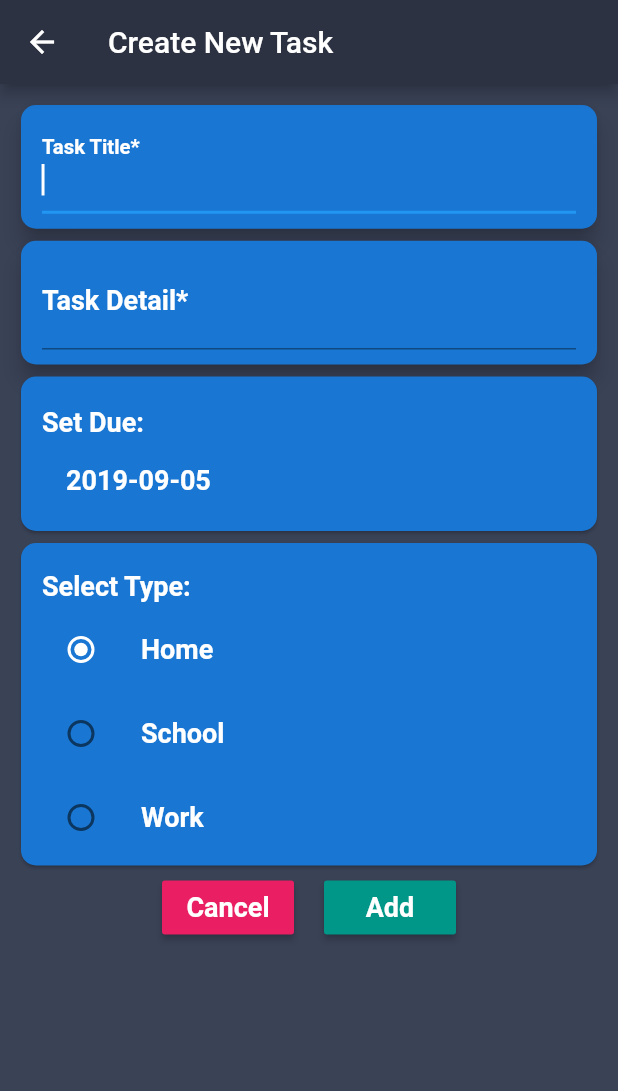
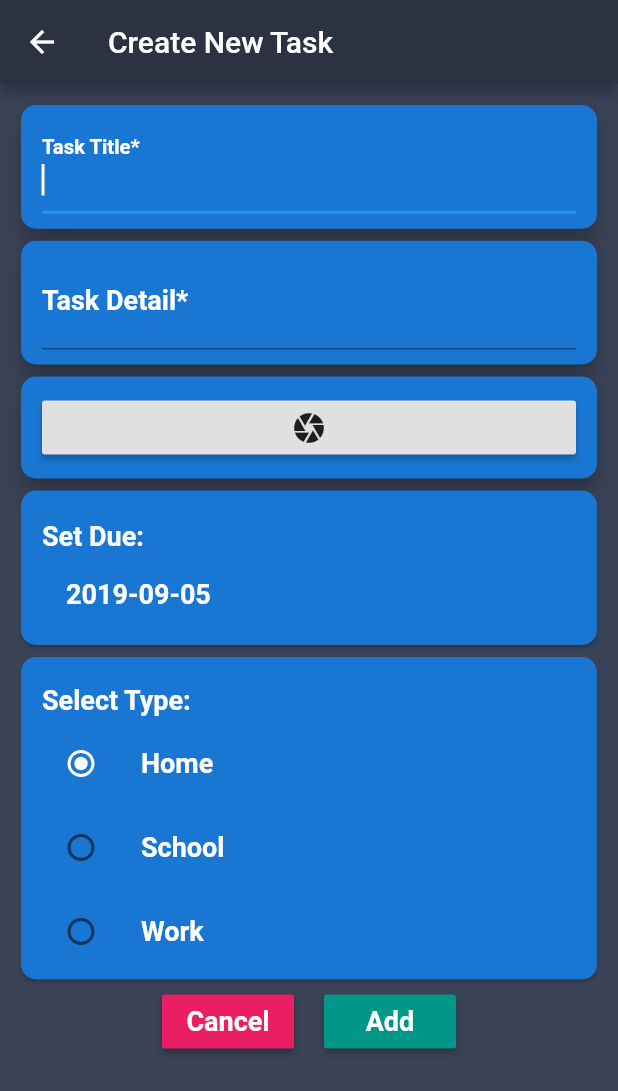
Before and after one commit to WeilunY/TodoS, a Flutter app: the Navigation screen opened directly with empty values, after a tap on the "add" icon, on a phone screen of 412 x 824 dp. Shown: the top 1091 px of the screen. Run offline on Flutter 3.47's test engine with Material 2 defaults, Android fonts, the phone set to English and light mode, and no system bars; our stand-ins replace camera, cloud_firestore, firebase_auth, flutter_slidable; missing offline and left inert: firebase_ml_vision; accounts and stored records are empty.

Commit message:
redesign cam

```diff
--- a/lib/main.dart
+++ b/lib/main.dart
@@ -6,7 +6,7 @@ import './views/login/register.dart';
 import './views/login/splash.dart';
 import 'style.dart';
 import 'package:camera/camera.dart';
-import './views/home/camera.dart';
+
 
 List<CameraDescription> cameras;
 
--- a/lib/views/home/add_task.dart
+++ b/lib/views/home/add_task.dart
@@ -2,6 +2,7 @@ import 'package:flutter/material.dart';
 import 'package:intl/intl.dart';
 import 'package:cloud_firestore/cloud_firestore.dart';
 import 'package:todo_nav/style.dart';
+import './camera.dart';
 
 Map<int, String> values = {1: "Home", 2: "School", 3: "Work"};
 
@@ -47,6 +48,7 @@ class _AddTaskPageState extends State<AddTaskPage> {
           children: <Widget>[
             buildTitle(),
             buildDetail(),
+            buildCamera(),
             datePicker(),
             radioPicker(),
             buildButtons(),
@@ -136,6 +138,25 @@ class _AddTaskPageState extends State<AddTaskPage> {
           });
         },
       ),
+    );
+  }
+
+  Widget buildCamera(){
+    return Card(
+      shape: inputRadius,
+      color: colors[_type],
+      elevation: 6.0,
+      child: Container(
+        padding: EdgeInsets.symmetric(horizontal: 14.0, vertical: 10.0),
+        child: RaisedButton(
+          child: Icon(Icons.camera),
+          onPressed:() {
+              Navigator.of(context).push(
+              MaterialPageRoute(builder: (context) => CameraApp())
+            );
+          }
+        )
+      )
     );
   }
 
--- a/lib/views/login/navigation.dart
+++ b/lib/views/login/navigation.dart
@@ -46,8 +46,7 @@ class _NavigationState extends State<Navigation> with SingleTickerProviderStateM
         children: <Widget>[
           MyHomePage(title: "Tasks", uid: widget.user.uid,),
           History(title: "History", uid: widget.user.uid,),
-          //Friends(title: "Friends", uid: widget.user.uid,),
-          CameraApp(),
+          Friends(title: "Friends", uid: widget.user.uid,),
           Profile(title: "Profile", user: widget.user,),
         ],
       ),
@@ -60,8 +59,7 @@ class _NavigationState extends State<Navigation> with SingleTickerProviderStateM
           tabs: <Tab>[
             Tab(text: "To-Dos", icon: new Icon(Icons.list)),
             Tab(text: "History", icon: new Icon(Icons.history)),
-            //Tab(text: "Friends", icon: new Icon(Icons.people)),
-            Tab(text: "Camera", icon: new Icon(Icons.camera),),
+            Tab(text: "Friends", icon: new Icon(Icons.people)),
             Tab(text: "Profile", icon: new Icon(Icons.person))
           ],
         ),
```
Also changed, not shown: lib/views/home/camera.dart (+63 -69 lines).
